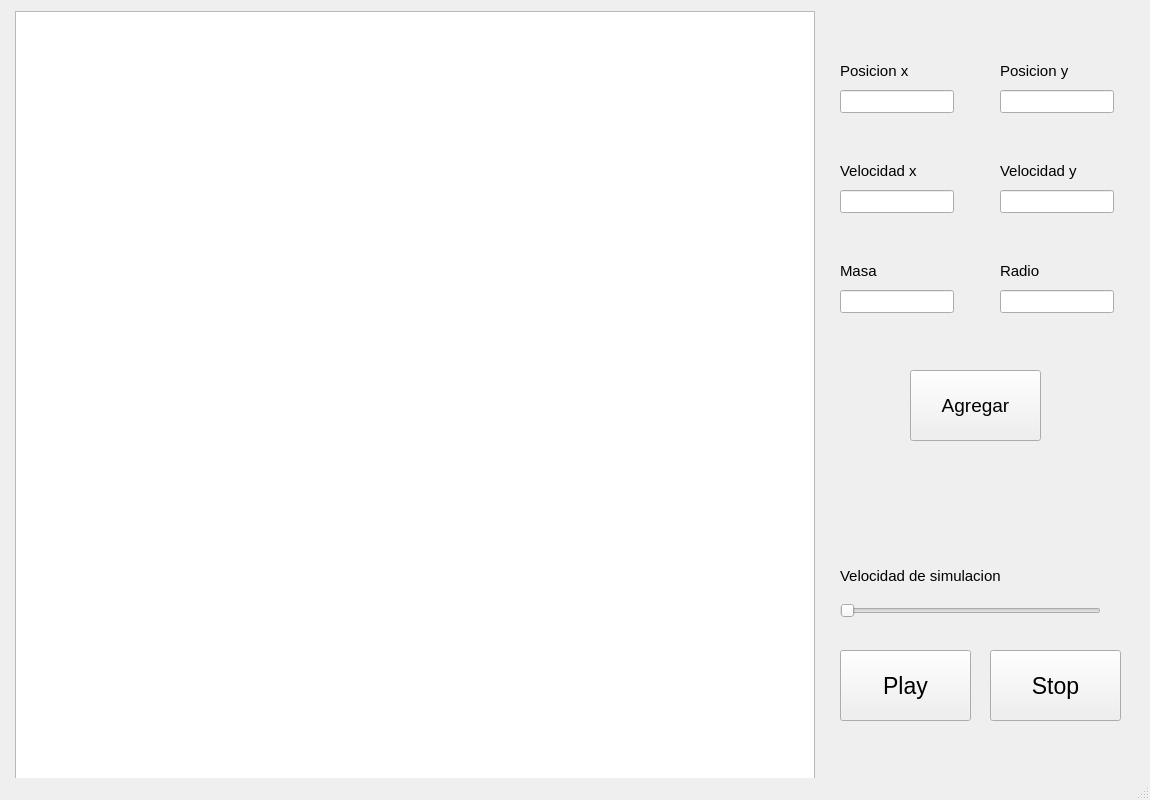
Before: the Qt Designer form sistemaPlanetarioGUI/mainwindow.ui in JoseMJaramilloS/Practica6_Info2, drawn with Qt 5.
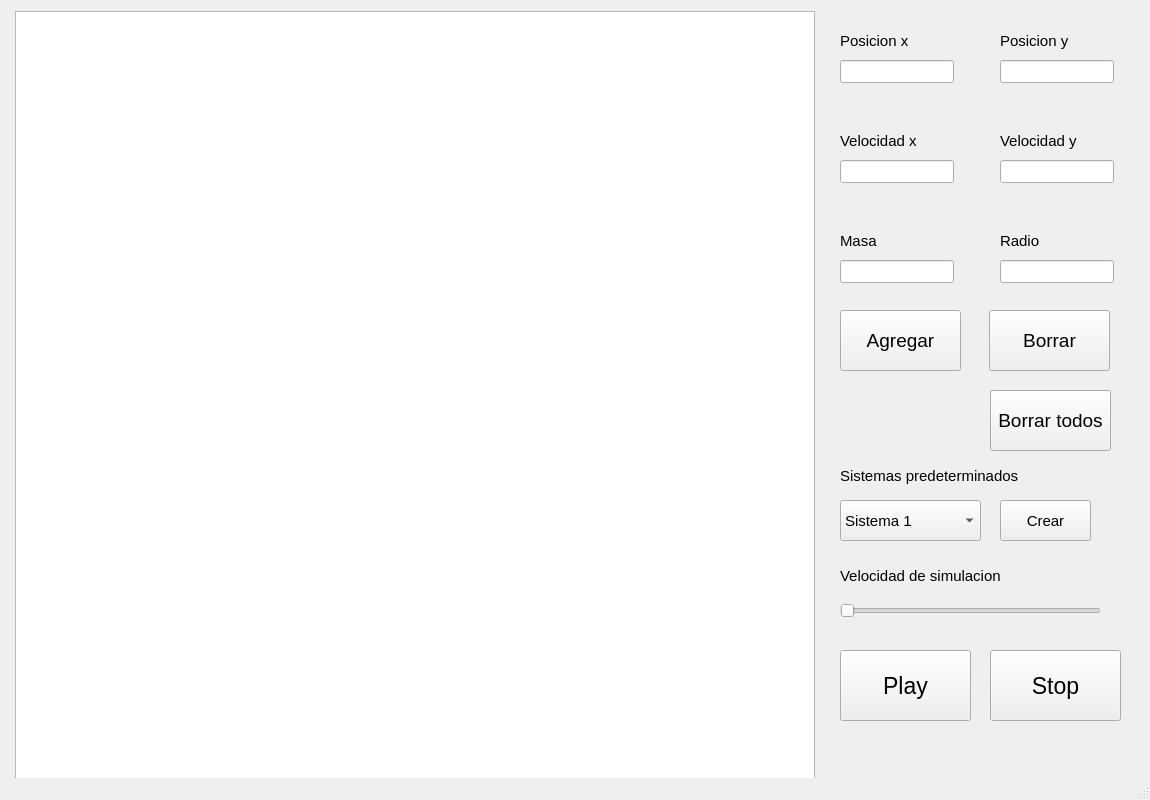
After: the same form once the commit is applied.

Commit message: Se implementan funcionalidades extras como la generacion se sistemas predeterminados, y la opcion de borrar cuerpos

```diff
--- a/sistemaPlanetarioGUI/mainwindow.ui
+++ b/sistemaPlanetarioGUI/mainwindow.ui
@@ -107,7 +107,7 @@
     <property name="geometry">
      <rect>
       <x>840</x>
-      <y>90</y>
+      <y>60</y>
       <width>114</width>
       <height>23</height>
      </rect>
@@ -122,7 +122,7 @@
     <property name="geometry">
      <rect>
       <x>840</x>
-      <y>60</y>
+      <y>30</y>
       <width>81</width>
       <height>21</height>
      </rect>
@@ -140,7 +140,7 @@
     <property name="geometry">
      <rect>
       <x>1000</x>
-      <y>60</y>
+      <y>30</y>
       <width>81</width>
       <height>21</height>
      </rect>
@@ -158,7 +158,7 @@
     <property name="geometry">
      <rect>
       <x>1000</x>
-      <y>90</y>
+      <y>60</y>
       <width>114</width>
       <height>23</height>
      </rect>
@@ -173,7 +173,7 @@
     <property name="geometry">
      <rect>
       <x>1000</x>
-      <y>160</y>
+      <y>130</y>
       <width>81</width>
       <height>21</height>
      </rect>
@@ -191,7 +191,7 @@
     <property name="geometry">
      <rect>
       <x>1000</x>
-      <y>190</y>
+      <y>160</y>
       <width>114</width>
       <height>23</height>
      </rect>
@@ -206,7 +206,7 @@
     <property name="geometry">
      <rect>
       <x>840</x>
-      <y>190</y>
+      <y>160</y>
       <width>114</width>
       <height>23</height>
      </rect>
@@ -221,7 +221,7 @@
     <property name="geometry">
      <rect>
       <x>840</x>
-      <y>160</y>
+      <y>130</y>
       <width>81</width>
       <height>21</height>
      </rect>
@@ -239,7 +239,7 @@
     <property name="geometry">
      <rect>
       <x>1000</x>
-      <y>290</y>
+      <y>260</y>
       <width>114</width>
       <height>23</height>
      </rect>
@@ -254,7 +254,7 @@
     <property name="geometry">
      <rect>
       <x>840</x>
-      <y>290</y>
+      <y>260</y>
       <width>114</width>
       <height>23</height>
      </rect>
@@ -269,7 +269,7 @@
     <property name="geometry">
      <rect>
       <x>840</x>
-      <y>260</y>
+      <y>230</y>
       <width>81</width>
       <height>21</height>
      </rect>
@@ -287,7 +287,7 @@
     <property name="geometry">
      <rect>
       <x>1000</x>
-      <y>260</y>
+      <y>230</y>
       <width>81</width>
       <height>21</height>
      </rect>
@@ -304,10 +304,10 @@
    <widget class="QPushButton" name="btnAgregar">
     <property name="geometry">
      <rect>
-      <x>910</x>
-      <y>370</y>
-      <width>131</width>
-      <height>71</height>
+      <x>840</x>
+      <y>310</y>
+      <width>121</width>
+      <height>61</height>
      </rect>
     </property>
     <property name="font">
@@ -319,6 +319,108 @@
      <string>Agregar</string>
     </property>
    </widget>
+   <widget class="QPushButton" name="btnBorrarTodos">
+    <property name="geometry">
+     <rect>
+      <x>990</x>
+      <y>390</y>
+      <width>121</width>
+      <height>61</height>
+     </rect>
+    </property>
+    <property name="font">
+     <font>
+      <pointsize>14</pointsize>
+     </font>
+    </property>
+    <property name="text">
+     <string>Borrar todos</string>
+    </property>
+   </widget>
+   <widget class="QComboBox" name="comboBox">
+    <property name="geometry">
+     <rect>
+      <x>840</x>
+      <y>500</y>
+      <width>141</width>
+      <height>41</height>
+     </rect>
+    </property>
+    <property name="font">
+     <font>
+      <pointsize>11</pointsize>
+     </font>
+    </property>
+    <item>
+     <property name="text">
+      <string>Sistema 1</string>
+     </property>
+    </item>
+    <item>
+     <property name="text">
+      <string>Sistema 2</string>
+     </property>
+    </item>
+    <item>
+     <property name="text">
+      <string>Sistema 3</string>
+     </property>
+    </item>
+   </widget>
+   <widget class="QPushButton" name="btnSistema">
+    <property name="geometry">
+     <rect>
+      <x>1000</x>
+      <y>500</y>
+      <width>91</width>
+      <height>41</height>
+     </rect>
+    </property>
+    <property name="font">
+     <font>
+      <pointsize>11</pointsize>
+     </font>
+    </property>
+    <property name="text">
+     <string>Crear</string>
+    </property>
+   </widget>
+   <widget class="QLabel" name="label_8">
+    <property name="geometry">
+     <rect>
+      <x>840</x>
+      <y>460</y>
+      <width>201</width>
+      <height>31</height>
+     </rect>
+    </property>
+    <property name="font">
+     <font>
+      <pointsize>11</pointsize>
+     </font>
+    </property>
+    <property name="text">
+     <string>Sistemas predeterminados</string>
+    </property>
+   </widget>
+   <widget class="QPushButton" name="btnBorrar">
+    <property name="geometry">
+     <rect>
+      <x>989</x>
+      <y>310</y>
+      <width>121</width>
+      <height>61</height>
+     </rect>
+    </property>
+    <property name="font">
+     <font>
+      <pointsize>14</pointsize>
+     </font>
+    </property>
+    <property name="text">
+     <string>Borrar</string>
+    </property>
+   </widget>
   </widget>
   <widget class="QMenuBar" name="menubar">
    <property name="geometry">
```
The commit also changes 7 other files.
